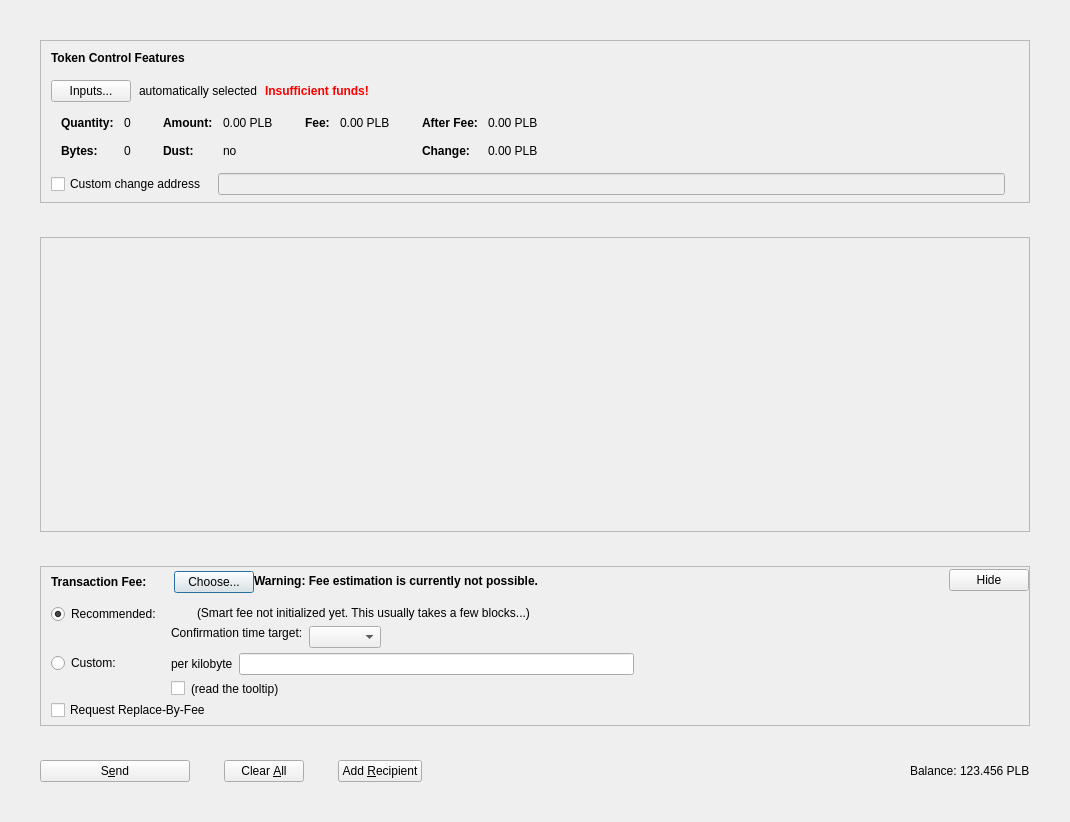
This is src/qt/forms/tokensdialog.ui in PaladeumBlockchain/Paladeum as Qt 5 draws it before an edit. The edited form follows.
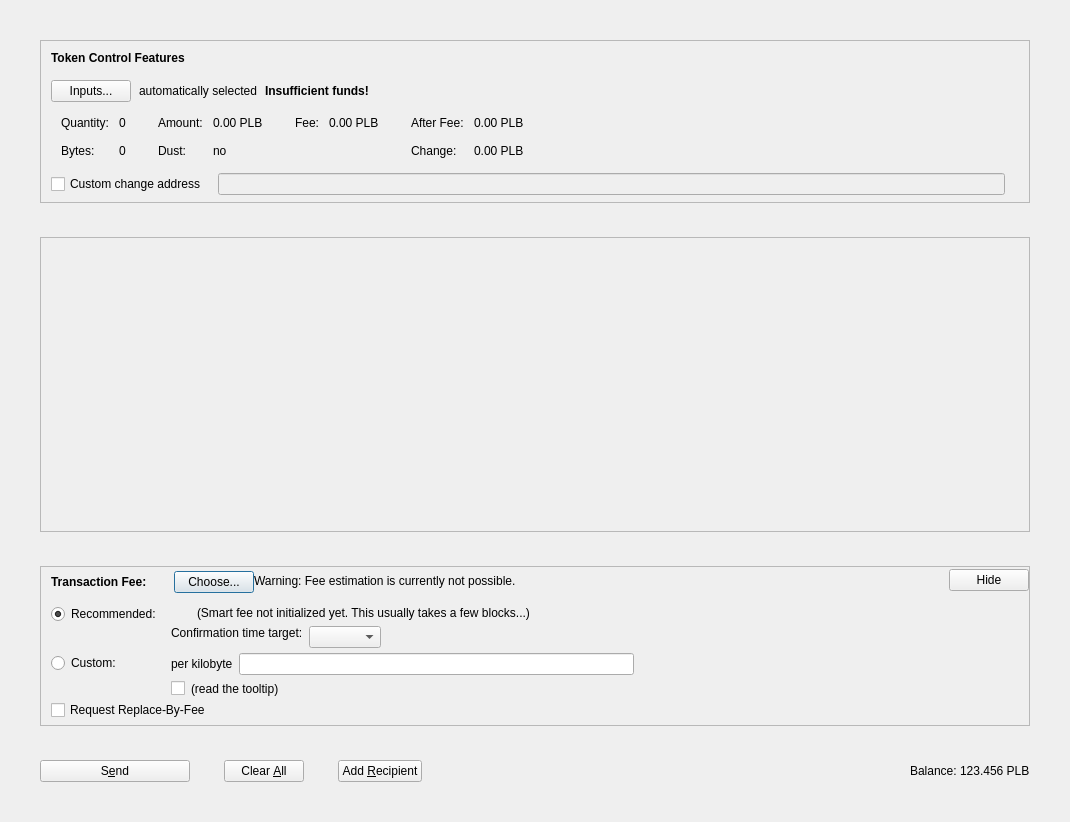
This is the edited form. Icons and pictures are not drawn. Custom widgets are drawn as their Qt base class.

Diff of the .ui file:
```diff
--- a/src/qt/forms/tokensdialog.ui
+++ b/src/qt/forms/tokensdialog.ui
@@ -154,12 +154,12 @@
              <widget class="QLabel" name="labelTokenControlInsuffFunds">
               <property name="font">
                <font>
-                <weight>75</weight>
-                <bold>true</bold>
+                <weight>57</weight>
+                <bold>false</bold>
                </font>
               </property>
               <property name="styleSheet">
-               <string notr="true">color:red;font-weight:bold;</string>
+               <string notr="true">font-weight:500;</string>
               </property>
               <property name="text">
                <string>Insufficient funds!</string>
@@ -246,8 +246,8 @@
                   <widget class="QLabel" name="labelTokenControlQuantityText">
                    <property name="font">
                     <font>
-                     <weight>75</weight>
-                     <bold>true</bold>
+                     <weight>57</weight>
+                     <bold>false</bold>
                     </font>
                    </property>
                    <property name="text">
@@ -281,8 +281,8 @@
                   <widget class="QLabel" name="labelTokenControlBytesText">
                    <property name="font">
                     <font>
-                     <weight>75</weight>
-                     <bold>true</bold>
+                     <weight>57</weight>
+                     <bold>false</bold>
                     </font>
                    </property>
                    <property name="text">
@@ -329,8 +329,8 @@
                   <widget class="QLabel" name="labelTokenControlAmountText">
                    <property name="font">
                     <font>
-                     <weight>75</weight>
-                     <bold>true</bold>
+                     <weight>57</weight>
+                     <bold>false</bold>
                     </font>
                    </property>
                    <property name="text">
@@ -361,8 +361,8 @@
                   <widget class="QLabel" name="labelTokenControlLowOutputText">
                    <property name="font">
                     <font>
-                     <weight>75</weight>
-                     <bold>true</bold>
+                     <weight>57</weight>
+                     <bold>false</bold>
                     </font>
                    </property>
                    <property name="text">
@@ -409,8 +409,8 @@
                   <widget class="QLabel" name="labelTokenControlFeeText">
                    <property name="font">
                     <font>
-                     <weight>75</weight>
-                     <bold>true</bold>
+                     <weight>57</weight>
+                     <bold>false</bold>
                     </font>
                    </property>
                    <property name="text">
@@ -460,8 +460,8 @@
                   <widget class="QLabel" name="labelTokenControlAfterFeeText">
                    <property name="font">
                     <font>
-                     <weight>75</weight>
-                     <bold>true</bold>
+                     <weight>57</weight>
+                     <bold>false</bold>
                     </font>
                    </property>
                    <property name="text">
@@ -492,8 +492,8 @@
                   <widget class="QLabel" name="labelTokenControlChangeText">
                    <property name="font">
                     <font>
-                     <weight>75</weight>
-                     <bold>true</bold>
+                     <weight>57</weight>
+                     <bold>false</bold>
                     </font>
                    </property>
                    <property name="text">
@@ -789,8 +789,8 @@
              <widget class="QLabel" name="fallbackFeeWarningLabel">
               <property name="font">
                <font>
-                <weight>75</weight>
-                <bold>true</bold>
+                <weight>57</weight>
+                <bold>false</bold>
                </font>
               </property>
               <property name="toolTip">
```
Left out of the diff: 16 changed lines with no effect on the pictures.
